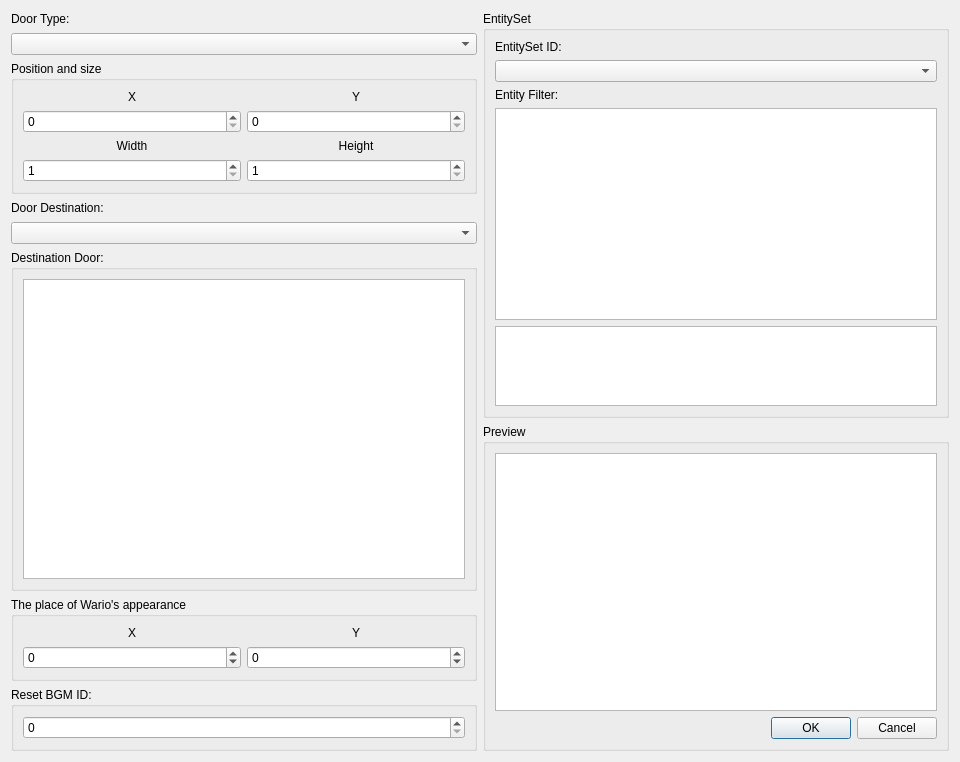
First picture: the form in Dialog/DoorConfigDialog.ui, repository wario-land/WL4Editor, before the edit.
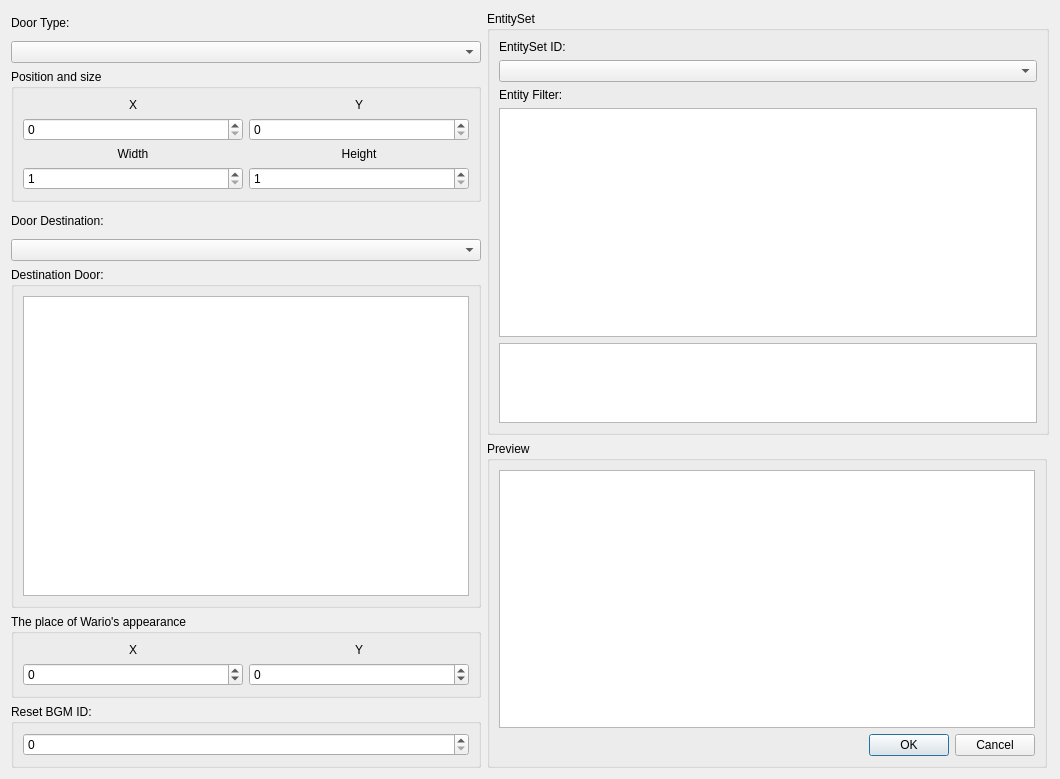
Second picture: the form after the edit.

Commit message:
DoorConfig Dialog
EntitySet can be filtered by Entity in TableView

The edit to the form file:
```diff
--- a/Dialog/DoorConfigDialog.ui
+++ b/Dialog/DoorConfigDialog.ui
@@ -6,8 +6,8 @@
    <rect>
     <x>0</x>
     <y>0</y>
-    <width>960</width>
-    <height>720</height>
+    <width>1060</width>
+    <height>779</height>
    </rect>
   </property>
   <property name="windowTitle">
@@ -18,7 +18,7 @@
     <widget class="QGroupBox" name="GroupBox_Preview">
      <property name="maximumSize">
       <size>
-       <width>470</width>
+       <width>560</width>
        <height>16777215</height>
       </size>
      </property>
```
Left out of the diff: 2 changed lines with no effect on the pictures. The commit also changes 3 other files.
